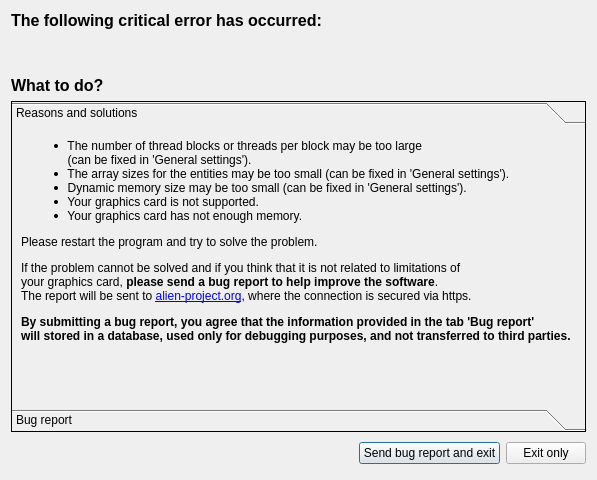
Above: source/Gui/BugReportDialog.ui from chrxh/alien before the change. Below: the same form after it.
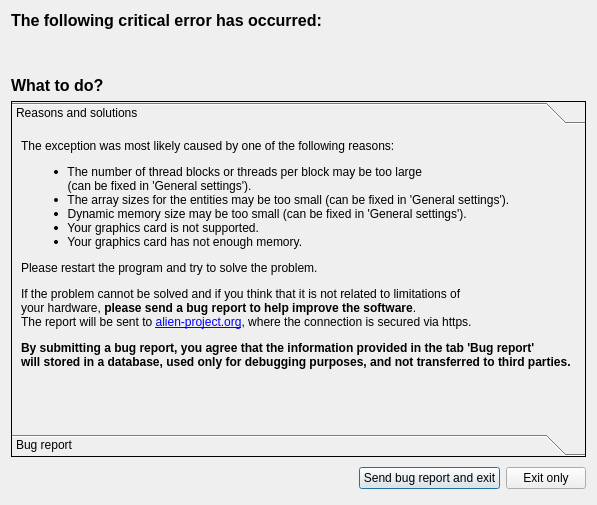
That is the form after the change.

Diff of the .ui file:
```diff
--- a/source/Gui/BugReportDialog.ui
+++ b/source/Gui/BugReportDialog.ui
@@ -7,7 +7,7 @@
     <x>0</x>
     <y>0</y>
     <width>597</width>
-    <height>480</height>
+    <height>505</height>
    </rect>
   </property>
   <property name="palette">
@@ -135,7 +135,7 @@
         <x>0</x>
         <y>0</y>
         <width>577</width>
-        <height>259</height>
+        <height>284</height>
        </rect>
       </property>
       <attribute name="label">
@@ -149,13 +149,14 @@
 &lt;html&gt;&lt;head&gt;&lt;meta name=&quot;qrichtext&quot; content=&quot;1&quot; /&gt;&lt;meta charset=&quot;utf-8&quot; /&gt;&lt;style type=&quot;text/css&quot;&gt;
 p, li { white-space: pre-wrap; }
 &lt;/style&gt;&lt;/head&gt;&lt;body style=&quot; font-family:'Segoe UI'; font-size:9pt; font-weight:400; font-style:normal;&quot;&gt;
+&lt;p style=&quot; margin-top:0px; margin-bottom:0px; margin-left:0px; margin-right:0px; -qt-block-indent:0; text-indent:0px;&quot;&gt;The exception was most likely caused by one of the following reasons:&lt;/p&gt;
 &lt;ul style=&quot;margin-top: 0px; margin-bottom: 0px; margin-left: 0px; margin-right: 0px; -qt-list-indent: 1;&quot;&gt;&lt;li style=&quot;&quot; style=&quot; margin-top:12px; margin-bottom:0px; margin-left:0px; margin-right:0px; -qt-block-indent:0; text-indent:0px;&quot;&gt;  The number of thread blocks or threads per block may be too large &lt;br /&gt;  (can be fixed in 'General settings').&lt;/li&gt;
 &lt;li style=&quot;&quot; style=&quot; margin-top:0px; margin-bottom:0px; margin-left:0px; margin-right:0px; -qt-block-indent:0; text-indent:0px;&quot;&gt;  The array sizes for the entities may be too small (can be fixed in 'General settings').&lt;/li&gt;
 &lt;li style=&quot;&quot; style=&quot; margin-top:0px; margin-bottom:0px; margin-left:0px; margin-right:0px; -qt-block-indent:0; text-indent:0px;&quot;&gt;  Dynamic memory size may be too small (can be fixed in 'General settings').&lt;/li&gt;
 &lt;li style=&quot;&quot; style=&quot; margin-top:0px; margin-bottom:0px; margin-left:0px; margin-right:0px; -qt-block-indent:0; text-indent:0px;&quot;&gt;  Your graphics card is not supported.&lt;/li&gt;
 &lt;li style=&quot;&quot; style=&quot; margin-top:0px; margin-bottom:12px; margin-left:0px; margin-right:0px; -qt-block-indent:0; text-indent:0px;&quot;&gt;  Your graphics card has not enough memory.&lt;/li&gt;&lt;/ul&gt;
 &lt;p style=&quot; margin-top:12px; margin-bottom:12px; margin-left:0px; margin-right:0px; -qt-block-indent:0; text-indent:0px;&quot;&gt;Please restart the program and try to solve the problem.&lt;/p&gt;
-&lt;p style=&quot; margin-top:12px; margin-bottom:12px; margin-left:0px; margin-right:0px; -qt-block-indent:0; text-indent:0px;&quot;&gt;If the problem cannot be solved and if you think that it is not related to limitations of &lt;br /&gt;your graphics card, &lt;span style=&quot; font-weight:700;&quot;&gt;please send a bug report to help improve the software&lt;/span&gt;.&lt;br /&gt;The report will be sent to &lt;a href=&quot;alien-project.org&quot;&gt;&lt;span style=&quot; text-decoration: underline; color:#0000ff;&quot;&gt;alien-project.org&lt;/span&gt;&lt;/a&gt;, where the connection is secured via https. &lt;/p&gt;
+&lt;p style=&quot; margin-top:12px; margin-bottom:12px; margin-left:0px; margin-right:0px; -qt-block-indent:0; text-indent:0px;&quot;&gt;If the problem cannot be solved and if you think that it is not related to limitations of &lt;br /&gt;your hardware, &lt;span style=&quot; font-weight:700;&quot;&gt;please send a bug report to help improve the software&lt;/span&gt;.&lt;br /&gt;The report will be sent to &lt;a href=&quot;alien-project.org&quot;&gt;&lt;span style=&quot; text-decoration: underline; color:#0000ff;&quot;&gt;alien-project.org&lt;/span&gt;&lt;/a&gt;, where the connection is secured via https. &lt;/p&gt;
 &lt;p style=&quot; margin-top:12px; margin-bottom:12px; margin-left:0px; margin-right:0px; -qt-block-indent:0; text-indent:0px;&quot;&gt;&lt;span style=&quot; font-weight:700;&quot;&gt;By submitting a bug report, you agree that the information provided in the tab 'Bug report' &lt;br /&gt;will stored in a database, used only for debugging purposes, and not transferred to third parties.&lt;/span&gt;&lt;/p&gt;&lt;/body&gt;&lt;/html&gt;</string>
          </property>
          <property name="alignment">
```
Left out of the diff: 2 changed lines with no effect on the pictures.
